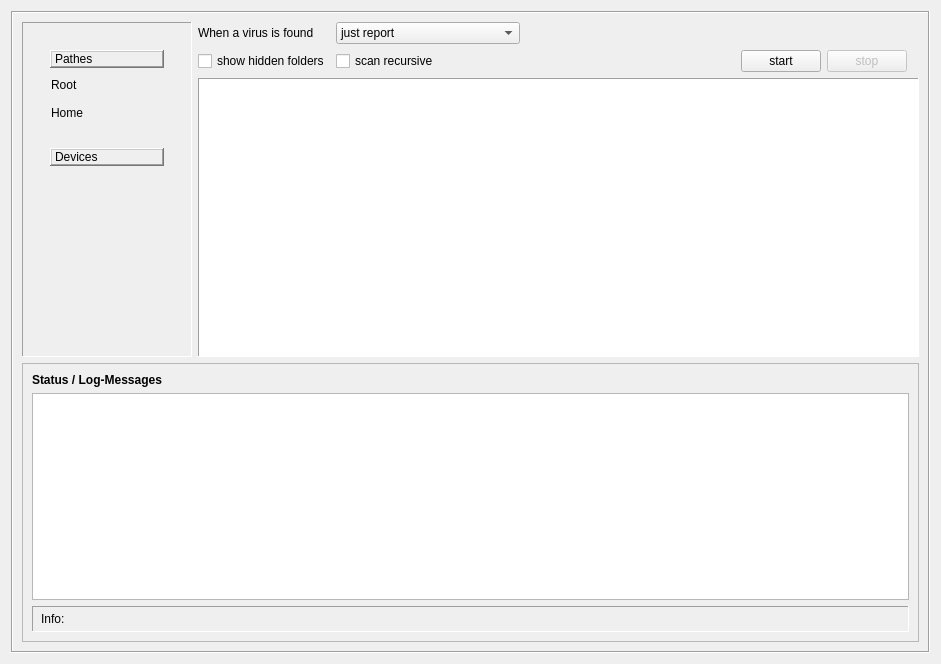
Old version of the form ui/scantab.ui in the repository robinking623/clamav-gui.
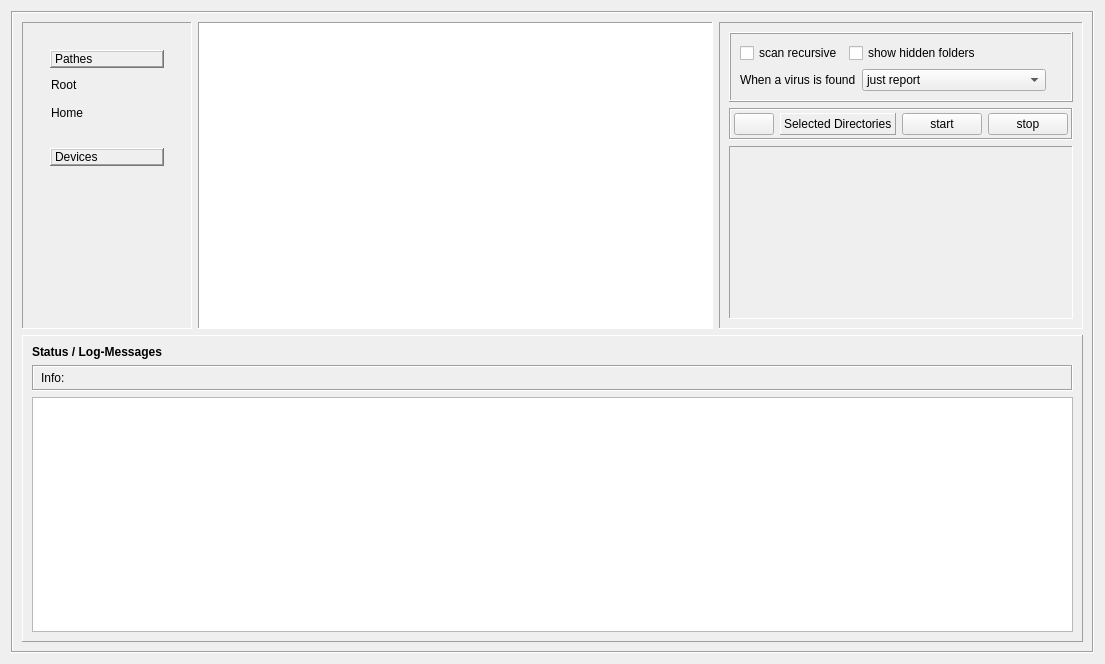
New version of the form. Icons and pictures are not drawn.

```diff
--- a/ui/scantab.ui
+++ b/ui/scantab.ui
@@ -6,7 +6,7 @@
    <rect>
     <x>0</x>
     <y>0</y>
-    <width>941</width>
+    <width>1105</width>
     <height>664</height>
    </rect>
   </property>
@@ -14,7 +14,7 @@
    <string>Form</string>
   </property>
   <layout class="QGridLayout" name="gridLayout">
-   <item row="0" column="0" colspan="4">
+   <item row="0" column="0">
     <widget class="QFrame" name="mainFrame">
      <property name="frameShape">
       <enum>QFrame::Box</enum>
@@ -22,8 +22,10 @@
      <property name="frameShadow">
       <enum>QFrame::Sunken</enum>
      </property>
-     <layout class="QGridLayout" name="gridLayout_2">
-      <item row="1" column="0" rowspan="2">
+     <layout class="QVBoxLayout" name="verticalLayout">
+      <item>
+       <layout class="QHBoxLayout" name="horizontalLayout" stretch="1,5,1">
+        <item>
        <widget class="QScrollArea" name="scrollArea">
         <property name="sizePolicy">
          <sizepolicy hsizetype="Minimum" vsizetype="Expanding">
@@ -43,10 +45,10 @@
            <x>0</x>
            <y>0</y>
            <width>168</width>
-           <height>342</height>
-          </rect>
-         </property>
-         <layout class="QVBoxLayout" name="verticalLayout">
+             <height>305</height>
+            </rect>
+           </property>
+           <layout class="QVBoxLayout" name="verticalLayout_7">
           <item>
            <widget class="QFrame" name="deviceFrame">
             <property name="sizePolicy">
@@ -211,7 +213,280 @@
         </widget>
        </widget>
       </item>
-      <item row="3" column="0" colspan="4">
+        <item>
+         <widget class="QTreeView" name="treeView">
+          <property name="styleSheet">
+           <string notr="true"/>
+          </property>
+          <property name="frameShape">
+           <enum>QFrame::Shape::Panel</enum>
+          </property>
+          <attribute name="headerVisible">
+           <bool>false</bool>
+          </attribute>
+         </widget>
+        </item>
+        <item>
+         <widget class="QFrame" name="frame">
+          <property name="frameShape">
+           <enum>QFrame::Shape::Panel</enum>
+          </property>
+          <property name="frameShadow">
+           <enum>QFrame::Shadow::Sunken</enum>
+          </property>
+          <layout class="QVBoxLayout" name="verticalLayout_5">
+           <item>
+            <widget class="QFrame" name="frame_2">
+             <property name="frameShape">
+              <enum>QFrame::Shape::Box</enum>
+             </property>
+             <property name="frameShadow">
+              <enum>QFrame::Shadow::Raised</enum>
+             </property>
+             <layout class="QVBoxLayout" name="verticalLayout_6">
+              <item>
+               <layout class="QHBoxLayout" name="horizontalLayout_2">
+                <item>
+                 <widget class="QCheckBox" name="recursivCheckBox">
+                  <property name="text">
+                   <string>scan recursive</string>
+                  </property>
+                 </widget>
+                </item>
+                <item>
+                 <widget class="QCheckBox" name="showHiddenDirsCheckBox">
+                  <property name="text">
+                   <string>show hidden folders</string>
+                  </property>
+                 </widget>
+                </item>
+                <item>
+                 <spacer name="horizontalSpacer_4">
+                  <property name="orientation">
+                   <enum>Qt::Orientation::Horizontal</enum>
+                  </property>
+                  <property name="sizeHint" stdset="0">
+                   <size>
+                    <width>40</width>
+                    <height>20</height>
+                   </size>
+                  </property>
+                 </spacer>
+                </item>
+               </layout>
+              </item>
+              <item>
+               <layout class="QHBoxLayout" name="horizontalLayout_4">
+                <item>
+                 <widget class="QLabel" name="virusFoundLabel">
+                  <property name="text">
+                   <string>When a virus is found</string>
+                  </property>
+                 </widget>
+                </item>
+                <item>
+                 <widget class="QComboBox" name="virusFoundComboBox">
+                  <item>
+                   <property name="text">
+                    <string>just report</string>
+                   </property>
+                   <property name="icon">
+                    <iconset resource="../resources.qrc">
+                     <normaloff>:/icons/icons/includeexclude.png</normaloff>:/icons/icons/includeexclude.png</iconset>
+                   </property>
+                  </item>
+                  <item>
+                   <property name="text">
+                    <string>remove file (be careful)</string>
+                   </property>
+                   <property name="icon">
+                    <iconset resource="../resources.qrc">
+                     <normaloff>:/icons/icons/trash-can.png</normaloff>:/icons/icons/trash-can.png</iconset>
+                   </property>
+                  </item>
+                  <item>
+                   <property name="text">
+                    <string>move file to qurantine folder</string>
+                   </property>
+                   <property name="icon">
+                    <iconset resource="../resources.qrc">
+                     <normaloff>:/icons/icons/edit-cut.png</normaloff>:/icons/icons/edit-cut.png</iconset>
+                   </property>
+                  </item>
+                  <item>
+                   <property name="text">
+                    <string>copy file to quarantine folder</string>
+                   </property>
+                   <property name="icon">
+                    <iconset resource="../resources.qrc">
+                     <normaloff>:/icons/icons/edit-copy.png</normaloff>:/icons/icons/edit-copy.png</iconset>
+                   </property>
+                  </item>
+                 </widget>
+                </item>
+                <item>
+                 <spacer name="horizontalSpacer_2">
+                  <property name="orientation">
+                   <enum>Qt::Orientation::Horizontal</enum>
+                  </property>
+                  <property name="sizeHint" stdset="0">
+                   <size>
+                    <width>40</width>
+                    <height>20</height>
+                   </size>
+                  </property>
+                 </spacer>
+                </item>
+               </layout>
+              </item>
+             </layout>
+            </widget>
+           </item>
+           <item>
+            <widget class="QFrame" name="frame">
+             <property name="frameShape">
+              <enum>QFrame::Shape::Box</enum>
+             </property>
+             <property name="frameShadow">
+              <enum>QFrame::Shadow::Sunken</enum>
+             </property>
+             <layout class="QHBoxLayout" name="horizontalLayout_3">
+              <property name="leftMargin">
+               <number>3</number>
+              </property>
+              <property name="topMargin">
+               <number>3</number>
+              </property>
+              <property name="rightMargin">
+               <number>3</number>
+              </property>
+              <property name="bottomMargin">
+               <number>3</number>
+              </property>
+              <item>
+               <widget class="QPushButton" name="uncheckAllPushButton">
+                <property name="toolTip">
+                 <string>dicard selection</string>
+                </property>
+                <property name="text">
+                 <string/>
+                </property>
+                <property name="icon">
+                 <iconset resource="../resources.qrc">
+                  <normaloff>:/icons/icons/trash-can.png</normaloff>:/icons/icons/trash-can.png</iconset>
+                </property>
+                <property name="iconSize">
+                 <size>
+                  <width>28</width>
+                  <height>28</height>
+                 </size>
+                </property>
+               </widget>
+              </item>
+              <item>
+               <widget class="QLabel" name="label">
+                <property name="frameShape">
+                 <enum>QFrame::Shape::Panel</enum>
+                </property>
+                <property name="frameShadow">
+                 <enum>QFrame::Shadow::Raised</enum>
+                </property>
+                <property name="text">
+                 <string>Selected Directories</string>
+                </property>
+               </widget>
+              </item>
+              <item>
+               <widget class="QPushButton" name="startScanButton">
+                <property name="text">
+                 <string>start</string>
+                </property>
+                <property name="icon">
+                 <iconset resource="../resources.qrc">
+                  <normaloff>:/icons/icons/start.png</normaloff>:/icons/icons/start.png</iconset>
+                </property>
+                <property name="iconSize">
+                 <size>
+                  <width>24</width>
+                  <height>24</height>
+                 </size>
+                </property>
+               </widget>
+              </item>
+              <item>
+               <widget class="QPushButton" name="stopScanButton">
+                <property name="enabled">
+                 <bool>true</bool>
+                </property>
+                <property name="text">
+                 <string>stop</string>
+                </property>
+                <property name="icon">
+                 <iconset resource="../resources.qrc">
+                  <normaloff>:/icons/icons/stop.png</normaloff>:/icons/icons/stop.png</iconset>
+                </property>
+                <property name="iconSize">
+                 <size>
+                  <width>24</width>
+                  <height>24</height>
+                 </size>
+                </property>
+               </widget>
+              </item>
+              <item>
+               <spacer name="horizontalSpacer">
+                <property name="orientation">
+                 <enum>Qt::Orientation::Horizontal</enum>
+                </property>
+                <property name="sizeHint" stdset="0">
+                 <size>
+                  <width>40</width>
+                  <height>20</height>
+                 </size>
+                </property>
+               </spacer>
+              </item>
+             </layout>
+            </widget>
+           </item>
+           <item>
+            <widget class="QScrollArea" name="scrollArea_2">
+             <property name="frameShape">
+              <enum>QFrame::Shape::Panel</enum>
+             </property>
+             <property name="widgetResizable">
+              <bool>true</bool>
+             </property>
+             <widget class="QWidget" name="scrollAreaWidgetContents_2">
+              <property name="geometry">
+               <rect>
+                <x>0</x>
+                <y>0</y>
+                <width>353</width>
+                <height>152</height>
+               </rect>
+              </property>
+              <layout class="QVBoxLayout" name="verticalLayout_4">
+               <item>
+                <widget class="QLabel" name="selectedDirectoriesLabel">
+                 <property name="text">
+                  <string/>
+                 </property>
+                 <property name="alignment">
+                  <set>Qt::AlignmentFlag::AlignLeading|Qt::AlignmentFlag::AlignLeft|Qt::AlignmentFlag::AlignTop</set>
+                 </property>
+                </widget>
+               </item>
+              </layout>
+             </widget>
+            </widget>
+           </item>
+          </layout>
+         </widget>
+        </item>
+       </layout>
+      </item>
+      <item>
        <widget class="QFrame" name="logStatusFrame">
         <property name="sizePolicy">
          <sizepolicy hsizetype="Preferred" vsizetype="Minimum">
@@ -226,13 +501,13 @@
          </size>
         </property>
         <property name="frameShape">
-         <enum>QFrame::StyledPanel</enum>
+         <enum>QFrame::Shape::Panel</enum>
         </property>
         <property name="frameShadow">
          <enum>QFrame::Raised</enum>
         </property>
         <layout class="QGridLayout" name="gridLayout_3">
-         <item row="1" column="0" colspan="3">
+         <item row="3" column="0" colspan="3">
           <widget class="QPlainTextEdit" name="logPlainTextEdit">
            <property name="sizePolicy">
             <sizepolicy hsizetype="Expanding" vsizetype="Expanding">
@@ -251,6 +526,22 @@
            </property>
           </widget>
          </item>
+         <item row="1" column="0" colspan="2">
+          <widget class="QLabel" name="logHeaderLabel">
+           <property name="sizePolicy">
+            <sizepolicy hsizetype="Preferred" vsizetype="Preferred">
+             <horstretch>1</horstretch>
+             <verstretch>0</verstretch>
+            </sizepolicy>
+           </property>
+           <property name="styleSheet">
+            <string notr="true">font-weight:bold</string>
+           </property>
+           <property name="text">
+            <string>Status / Log-Messages</string>
+           </property>
+          </widget>
+         </item>
          <item row="2" column="0" colspan="3">
           <widget class="QLabel" name="currentFileLabel">
            <property name="sizePolicy">
@@ -263,7 +554,7 @@
             <string notr="true">padding:5px</string>
            </property>
            <property name="frameShape">
-            <enum>QFrame::Panel</enum>
+            <enum>QFrame::Shape::Box</enum>
            </property>
            <property name="frameShadow">
             <enum>QFrame::Sunken</enum>
@@ -273,153 +564,9 @@
            </property>
           </widget>
          </item>
-         <item row="0" column="0" colspan="2">
-          <widget class="QLabel" name="logHeaderLabel">
-           <property name="sizePolicy">
-            <sizepolicy hsizetype="Preferred" vsizetype="Preferred">
-             <horstretch>1</horstretch>
-             <verstretch>0</verstretch>
-            </sizepolicy>
-           </property>
-           <property name="styleSheet">
-            <string notr="true">font-weight:bold</string>
-           </property>
-           <property name="text">
-            <string>Status / Log-Messages</string>
-           </property>
-          </widget>
-         </item>
         </layout>
        </widget>
       </item>
-      <item row="1" column="1">
-       <layout class="QGridLayout" name="gridLayout_4">
-        <item row="1" column="6">
-         <widget class="QPushButton" name="stopScanButton">
-          <property name="enabled">
-           <bool>false</bool>
-          </property>
-          <property name="text">
-           <string>stop</string>
-          </property>
-          <property name="icon">
-           <iconset resource="../resources.qrc">
-            <normaloff>:/icons/icons/stop.png</normaloff>:/icons/icons/stop.png</iconset>
-          </property>
-          <property name="iconSize">
-           <size>
-            <width>24</width>
-            <height>24</height>
-           </size>
-          </property>
-         </widget>
-        </item>
-        <item row="0" column="1">
-         <widget class="QComboBox" name="virusFoundComboBox">
-          <item>
-           <property name="text">
-            <string>just report</string>
-           </property>
-           <property name="icon">
-            <iconset resource="../resources.qrc">
-             <normaloff>:/icons/icons/includeexclude.png</normaloff>:/icons/icons/includeexclude.png</iconset>
-           </property>
-          </item>
-          <item>
-           <property name="text">
-            <string>remove file (be careful)</string>
-           </property>
-           <property name="icon">
-            <iconset resource="../resources.qrc">
-             <normaloff>:/icons/icons/trash-can.png</normaloff>:/icons/icons/trash-can.png</iconset>
-           </property>
-          </item>
-          <item>
-           <property name="text">
-            <string>move file to qurantine folder</string>
-           </property>
-           <property name="icon">
-            <iconset resource="../resources.qrc">
-             <normaloff>:/icons/icons/edit-cut.png</normaloff>:/icons/icons/edit-cut.png</iconset>
-           </property>
-          </item>
-          <item>
-           <property name="text">
-            <string>copy file to quarantine folder</string>
-           </property>
-           <property name="icon">
-            <iconset resource="../resources.qrc">
-             <normaloff>:/icons/icons/edit-copy.png</normaloff>:/icons/icons/edit-copy.png</iconset>
-           </property>
-          </item>
-         </widget>
-        </item>
-        <item row="1" column="5">
-         <widget class="QPushButton" name="startScanButton">
-          <property name="text">
-           <string>start</string>
-          </property>
-          <property name="icon">
-           <iconset resource="../resources.qrc">
-            <normaloff>:/icons/icons/start.png</normaloff>:/icons/icons/start.png</iconset>
-          </property>
-          <property name="iconSize">
-           <size>
-            <width>24</width>
-            <height>24</height>
-           </size>
-          </property>
-         </widget>
-        </item>
-        <item row="0" column="3">
-         <spacer name="horizontalSpacer_2">
-          <property name="orientation">
-           <enum>Qt::Horizontal</enum>
-          </property>
-          <property name="sizeHint" stdset="0">
-           <size>
-            <width>40</width>
-            <height>20</height>
-           </size>
-          </property>
-         </spacer>
-        </item>
-        <item row="1" column="1">
-         <widget class="QCheckBox" name="recursivCheckBox">
-          <property name="text">
-           <string>scan recursive</string>
-          </property>
-         </widget>
-        </item>
-        <item row="0" column="0">
-         <widget class="QLabel" name="virusFoundLabel">
-          <property name="text">
-           <string>When a virus is found</string>
-          </property>
-         </widget>
-        </item>
-        <item row="1" column="0">
-         <widget class="QCheckBox" name="showHiddenDirsCheckBox">
-          <property name="text">
-           <string>show hidden folders</string>
-          </property>
-         </widget>
-        </item>
-       </layout>
-      </item>
-      <item row="2" column="1" colspan="3">
-       <widget class="QTreeView" name="treeView">
-        <property name="styleSheet">
-         <string notr="true"/>
-        </property>
-        <property name="frameShape">
-         <enum>QFrame::Panel</enum>
-        </property>
-        <attribute name="headerVisible">
-         <bool>false</bool>
-        </attribute>
-       </widget>
-      </item>
      </layout>
     </widget>
    </item>
```
Left out of the diff: 127 changed lines with no effect on the pictures. Lines whose indentation alone changed are shown as unchanged.
